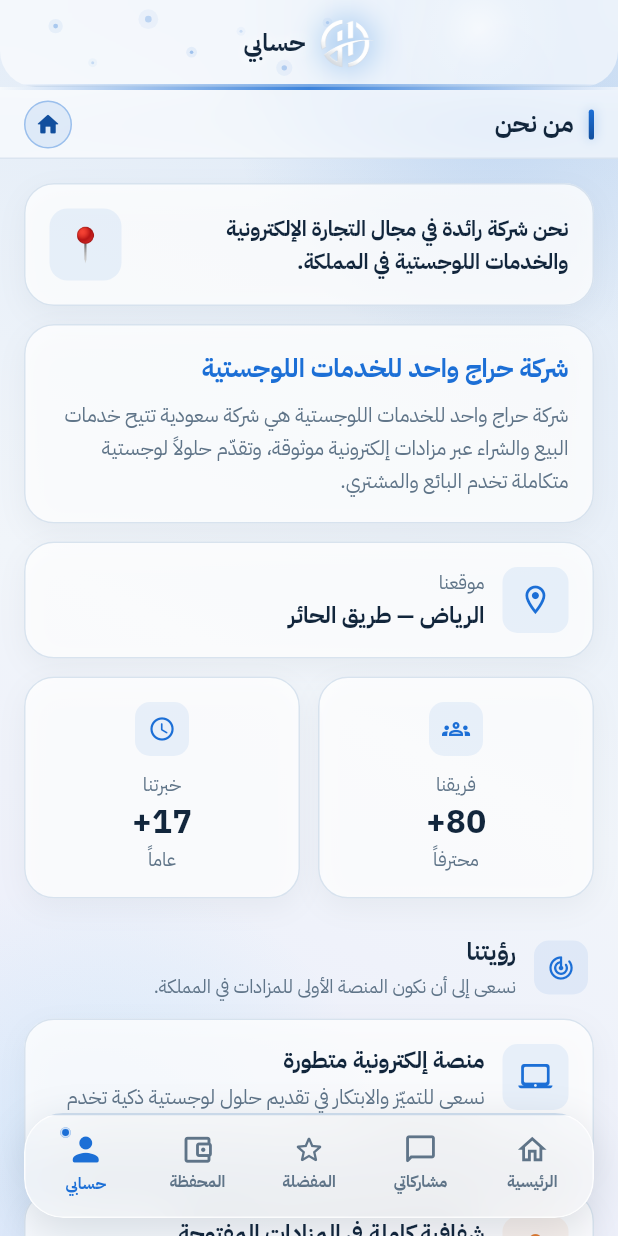
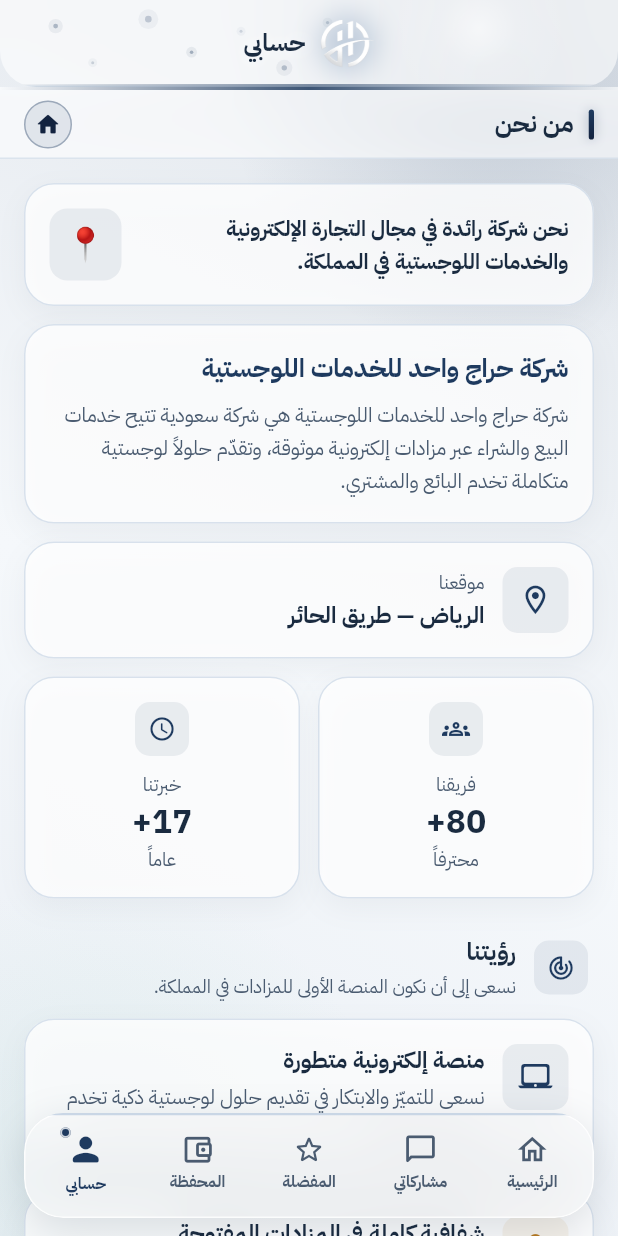
Before and after one commit to spaschatbot-cpu/haraj-dev, a Flutter app: the AboutUsScreen screen opened by its route, on a phone screen of 412 x 824 dp. Run offline on Flutter 3.47's test engine with Material 3 defaults, Android fonts, the phone set to English and light mode, and no system bars; our stand-ins replace dio, drift, drift_flutter, firebase_core, firebase_messaging, flutter_riverpod and 4 more; accounts and stored records are empty; generated files the repository leaves out were written again; network calls fail.

Commit message:
feat(mobile): التطبيق على الباليت «بحريٌّ هادئ»
«كل الصفح بنفس باليت الألوان». كان التطبيقُ على أزرقَ صريح (#1C6FD6)
وكحليٍّ يكاد يكون أسود (#050D17)، فكان يقول لوناً غيرَ الموقع واللوحة.
فالثيمُ (`HarajPalette`) أُعيد رسمُه على قيم الويب نفسِها بأسمائه نفسِها،
فتبعته الشاشاتُ كلُّها بلا لمس. و٤٤ لوناً كان مكتوباً رقماً في ١٦ شاشة
(أحمرُ وأخضرُ وكهرمانيٌّ وبنفسجيّ من Tailwind وMaterial) صارت من الباليت.
وبقيت ألوانُ العلامات كما هي: واتساب ويوتيوب وعلمُ السعوديّة.

ولا ودجت تغيّر شكلُه ولا نصّ.

وlaunch.json: معاينةُ التطبيق كانت تسقط عند أوّل سطرٍ تطبعه — `←` لا
يُكتب في طرفيّة ويندوز العربيّة (cp1256). فـPYTHONIOENCODING=utf-8 لها.

Co-Authored-By: Claude Opus 5.5 <noreply@anthropic.com>

```diff
--- a/mobile/lib/app/theme.dart
+++ b/mobile/lib/app/theme.dart
@@ -181,24 +181,29 @@ class HarajPalette extends ThemeExtension<HarajPalette> {
   static HarajPalette of(BuildContext context) =>
       Theme.of(context).extension<HarajPalette>() ?? _light;
 
+  /// **الباليت «ج — بحريٌّ هادئ»** — نفسُ قيم الويب واللوحة (٧ أكتوبر ٢٠٢٦:
+  /// «كل الصفح بنفس باليت الألوان»؛ `docs/palette.md`). كان الأزرقُ هنا
+  /// صريحاً (`#1C6FD6`) والكحليُّ يكاد يكون أسود (`#050D17`)، فكان التطبيقُ
+  /// يقول لوناً غيرَ الموقع. والأسماءُ لم تتغيّر — `gold` اسمٌ تاريخيّ
+  /// لـ«اللون المميِّز» — فلا ودجت يحتاج تعديلاً.
   static const HarajPalette _light = HarajPalette(
-    gold: Color(0xFF1C6FD6),
-    goldDeep: Color(0xFF124F9E),
-    goldMuted: Color(0x241C6FD6),
-    goldOnDark: Color(0xFF8FC4F7),
-    ink: Color(0xFF12263C),
-    inkMuted: Color(0xFF5F7488),
-    pageBackground: Color(0xFFF1F5FA),
+    gold: Color(0xFF1E3A5F),
+    goldDeep: Color(0xFF13233F),
+    goldMuted: Color(0x241E3A5F),
+    goldOnDark: Color(0xFFB9CDE4),
+    ink: Color(0xFF1A2B40),
+    inkMuted: Color(0xFF4A5B70),
+    pageBackground: Color(0xFFF5F8FB),
     // **أبيضُ زجاجيّ لا أبيضُ مصمت** (طلبُ المالك، ٣ أكتوبر ٢٠٢٦): ٧٨٪ بياضاً
     // فوق أرضيّة `GlassBackdrop` يعبره لونُها فيُقرأ زجاجاً مصنفراً.
     cardSurface: Color(0xC7FFFFFF),
-    heroTop: Color(0xFF0E2136),
-    heroBottom: Color(0xFF050D17),
-    heroGlow: Color(0xFF2E86E0),
-    navInactive: Color(0xFFC9D8E8),
-    timerBadge: Color(0xFF1F5F46),
-    pillTop: Color(0xFF1D3A5C),
-    pillBottom: Color(0xFF102336),
+    heroTop: Color(0xFF1E3A5F),
+    heroBottom: Color(0xFF13233F),
+    heroGlow: Color(0xFF4F74A0),
+    navInactive: Color(0xFFC9D6E5),
+    timerBadge: Color(0xFF11624F),
+    pillTop: Color(0xFF1E3A5F),
+    pillBottom: Color(0xFF13233F),
   );
 
   /// في الوضع الداكن تنقلب الأرضيّة ويُرفع الذهبيّ: نفس النسبة على خلفيّةٍ
@@ -234,8 +239,10 @@ class HarajPalette extends ThemeExtension<HarajPalette> {
 /// **والنصُّ فوقه كحليٌّ لا أبيض**: الأبيضُ على `#BBDEFB` نسبتُه ١٫٤:١ فلا
 /// يُقرأ، و`ink` عليه ١١:١.
 abstract final class HarajSky {
-  static const Color top = Color(0xFFE3F2FD);
-  static const Color bottom = Color(0xFFBBDEFB);
+  // من سطح الكحليّ في الباليت «ج» — ما زال سماويّاً فاتحاً كما طلب المالك،
+  // لكنه من عائلة الويب واللوحة لا أزرقُ Material منفرد.
+  static const Color top = Color(0xFFEEF3F9);
+  static const Color bottom = Color(0xFFCFDCEC);
 }
 
 abstract final class HarajTheme {
@@ -258,7 +265,7 @@ abstract final class HarajTheme {
     final base = ThemeData(
       brightness: brightness,
       colorScheme: ColorScheme.fromSeed(
-        seedColor: const Color(0xFF1C6FD6),
+        seedColor: const Color(0xFF1E3A5F),
         brightness: brightness,
       ),
       useMaterial3: true,
--- a/mobile/lib/presentation/account/about_us_screen.dart
+++ b/mobile/lib/presentation/account/about_us_screen.dart
@@ -20,12 +20,12 @@ class AboutUsScreen extends StatelessWidget {
   const AboutUsScreen({super.key});
 
   // ألوانُ لهجةٍ للبطاقات — لكلٍّ معناه في التصميم.
-  static const _amber = Color(0xFFB8860B);
-  static const _blue = Color(0xFF1C6FD6);
-  static const _pink = Color(0xFFC2185B);
-  static const _green = Color(0xFF2E7D5B);
-  static const _purple = Color(0xFF6A4CB0);
-  static const _orange = Color(0xFFE07A2F);
+  static const _amber = Color(0xFF84560C);
+  static const _blue = Color(0xFF1E3A5F);
+  static const _pink = Color(0xFFB42335);
+  static const _green = Color(0xFF13795F);
+  static const _purple = Color(0xFF35577F);
+  static const _orange = Color(0xFFB7791F);
 
   @override
   Widget build(BuildContext context) {
--- a/mobile/lib/presentation/account/purchases_screen.dart
+++ b/mobile/lib/presentation/account/purchases_screen.dart
@@ -360,8 +360,8 @@ class _StatePill extends StatelessWidget {
   final PurchaseState state;
   final HarajPalette palette;
 
-  static const Color _okInk = Color(0xFF047857);
-  static const Color _okSurface = Color(0xFFECFDF5);
+  static const Color _okInk = Color(0xFF11624F);
+  static const Color _okSurface = Color(0xFFD4F1E7);
 
   @override
   Widget build(BuildContext context) {
--- a/mobile/lib/presentation/account/refund_deposit_screen.dart
+++ b/mobile/lib/presentation/account/refund_deposit_screen.dart
@@ -747,7 +747,7 @@ class _WarningBox extends StatelessWidget {
 
   @override
   Widget build(BuildContext context) {
-    const danger = Color(0xFFC0392B);
+    const danger = Color(0xFFB42335);
     return Container(
       padding: const EdgeInsets.all(14),
       decoration: BoxDecoration(
--- a/mobile/lib/presentation/catalog/home_screen.dart
+++ b/mobile/lib/presentation/catalog/home_screen.dart
@@ -497,7 +497,7 @@ class _SquareAction extends StatelessWidget {
                 height: 9,
                 decoration: BoxDecoration(
                   shape: BoxShape.circle,
-                  color: const Color(0xFFE53935),
+                  color: const Color(0xFFB42335),
                   border: Border.all(color: palette.cardSurface, width: 1.5),
                 ),
               ),
--- a/mobile/lib/presentation/catalog/vehicle_details_screen.dart
+++ b/mobile/lib/presentation/catalog/vehicle_details_screen.dart
@@ -324,7 +324,7 @@ class _TopBar extends StatelessWidget {
               isFavourite
                   ? Icons.favorite_rounded
                   : Icons.favorite_border_rounded,
-              color: isFavourite ? const Color(0xFFEF4444) : palette.ink,
+              color: isFavourite ? const Color(0xFFB42335) : palette.ink,
               size: 22,
             ),
           ),
@@ -359,7 +359,7 @@ class _Gallery extends StatelessWidget {
         fit: StackFit.expand,
         children: <Widget>[
           if (images.isEmpty)
-            const ColoredBox(color: Color(0xFF0E2136))
+            const ColoredBox(color: Color(0xFF13233F))
           else
             PageView.builder(
               controller: controller,
@@ -400,7 +400,7 @@ class _Badge extends StatelessWidget {
   @override
   Widget build(BuildContext context) => DecoratedBox(
     decoration: BoxDecoration(
-      color: const Color(0xFF0E2136).withValues(alpha: 0.8),
+      color: const Color(0xFF13233F).withValues(alpha: 0.8),
       borderRadius: BorderRadius.circular(9),
     ),
     child: Padding(
--- a/mobile/lib/presentation/catalog/widgets/home_hero.dart
+++ b/mobile/lib/presentation/catalog/widgets/home_hero.dart
@@ -504,7 +504,7 @@ class _CircleAction extends StatelessWidget {
                 height: 10,
                 decoration: BoxDecoration(
                   shape: BoxShape.circle,
-                  color: const Color(0xFFE53935),
+                  color: const Color(0xFFB42335),
                   border: Border.all(color: Colors.white, width: 1.5),
                 ),
               ),
--- a/mobile/lib/presentation/common/glass.dart
+++ b/mobile/lib/presentation/common/glass.dart
@@ -34,7 +34,7 @@ class GlassBackdrop extends StatelessWidget {
             ),
             palette.pageBackground,
             Color.alphaBlend(
-              const Color(0xFF8B5CF6).withValues(alpha: 0.06),
+              const Color(0xFF35577F).withValues(alpha: 0.06),
               palette.pageBackground,
             ),
           ],
@@ -57,7 +57,7 @@ class GlassBackdrop extends StatelessWidget {
             bottom: -140,
             left: -120,
             child: _Halo(
-              color: const Color(0xFF38BDF8).withValues(alpha: 0.14),
+              color: const Color(0xFF8FD1BD).withValues(alpha: 0.14),
               size: 380,
             ),
           ),
--- a/mobile/lib/presentation/profile/profile_screen.dart
+++ b/mobile/lib/presentation/profile/profile_screen.dart
@@ -618,7 +618,7 @@ class _AccountMenuTile extends StatelessWidget {
   @override
   Widget build(BuildContext context) {
     final palette = HarajPalette.of(context);
-    const dangerColour = Color(0xFFC0392B);
+    const dangerColour = Color(0xFFB42335);
     final accent = danger ? dangerColour : palette.gold;
     return InkWell(
       onTap: onTap,
--- a/mobile/lib/presentation/splash/onboarding_parts.dart
+++ b/mobile/lib/presentation/splash/onboarding_parts.dart
@@ -18,7 +18,7 @@ import '../../l10n/generated/app_localizations.dart';
 
 /// أحمرُ البثّ الحيّ. ليس دوراً في [HarajPalette] فلا رمزَ له فيها، وهو
 /// مكتوبٌ هنا مرّةً واحدةً تقرؤها الشاشتان.
-const Color kLiveRed = Color(0xFFE5484D);
+const Color kLiveRed = Color(0xFFB42335);
 
 /// مقاساتُ الشاشة الواحدة، محسوبةً من ارتفاعها المتاح.
 ///
```
Also changed, not shown: mobile/lib/presentation/account/faq_screen.dart (+4 -4 lines), mobile/lib/presentation/auth/sign_in_screen.dart (+6 -6 lines), mobile/lib/presentation/catalog/widgets/vehicle_card.dart (+7 -7 lines), mobile/lib/presentation/splash/splash_screen.dart (+6 -6 lines), .claude/launch.json.
